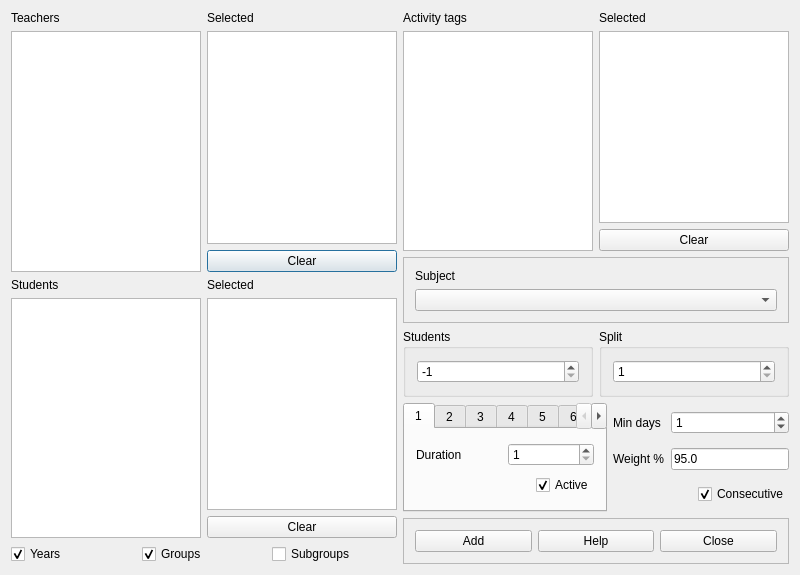
Before: the Qt Designer form src/interface/addactivityform_template.ui in rodolforg/fet, drawn with Qt 5.
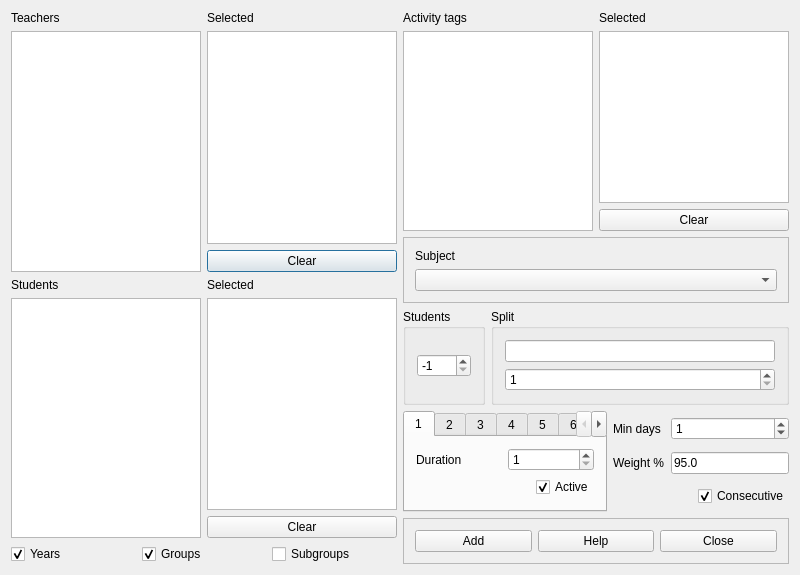
After: the same form once the commit is applied.

Commit message: allow split activity, when adding one, by description string (like when importing)

What changed in the file:
```diff
--- a/src/interface/addactivityform_template.ui
+++ b/src/interface/addactivityform_template.ui
@@ -257,7 +257,7 @@
           <string comment="Refers to the number of components in an activity split into more components">Split</string>
          </property>
          <layout class="QGridLayout" name="gridLayout_2">
-          <item row="0" column="0">
+          <item row="1" column="0">
            <widget class="QSpinBox" name="splitSpinBox">
             <property name="minimum">
              <number>1</number>
@@ -267,6 +267,9 @@
             </property>
            </widget>
           </item>
+          <item row="0" column="0">
+           <widget class="QLineEdit" name="splitLineEdit"/>
+          </item>
          </layout>
         </widget>
        </item>
```
The commit also changes 2 other files.
